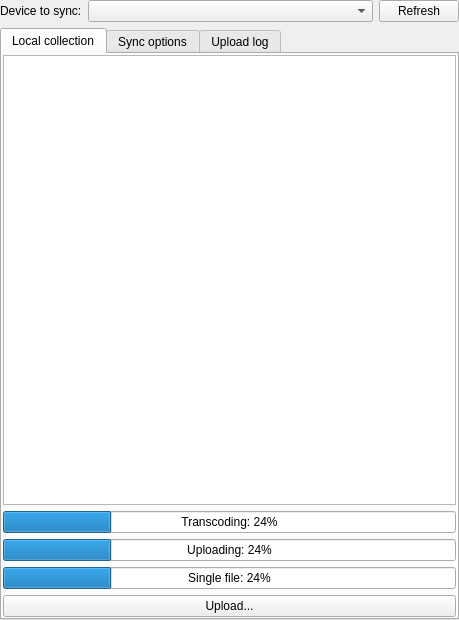
The window that src/plugins/lmp/sync/devicesbrowserwidget.ui (0xd34df00d/leechcraft) describes before a commit, drawn with Qt 5.
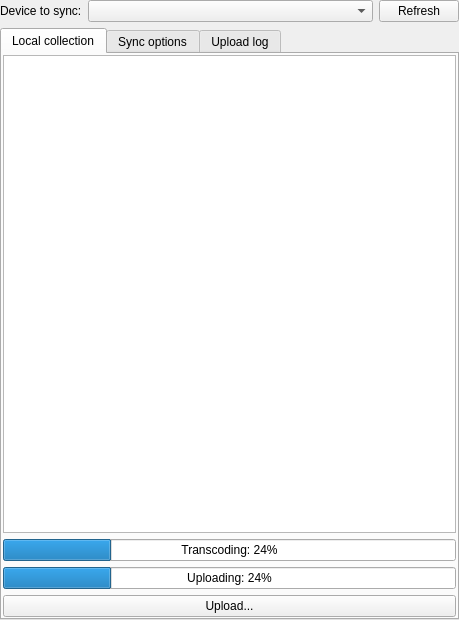
The same window after the commit. Custom widgets are drawn as their Qt base class.

Commit message: [LMP] Fixup progress reporting on transcoding/copying

What changed in the file:
```diff
--- a/src/plugins/lmp/sync/devicesbrowserwidget.ui
+++ b/src/plugins/lmp/sync/devicesbrowserwidget.ui
@@ -84,16 +84,6 @@
          </property>
         </widget>
        </item>
-       <item>
-        <widget class="QProgressBar" name="SingleUploadProgress_">
-         <property name="value">
-          <number>24</number>
-         </property>
-         <property name="format">
-          <string>Single file: %p%</string>
-         </property>
-        </widget>
-       </item>
        <item>
         <widget class="QPushButton" name="UploadButton_">
          <property name="text">
```
The commit also changes 2 other files.
